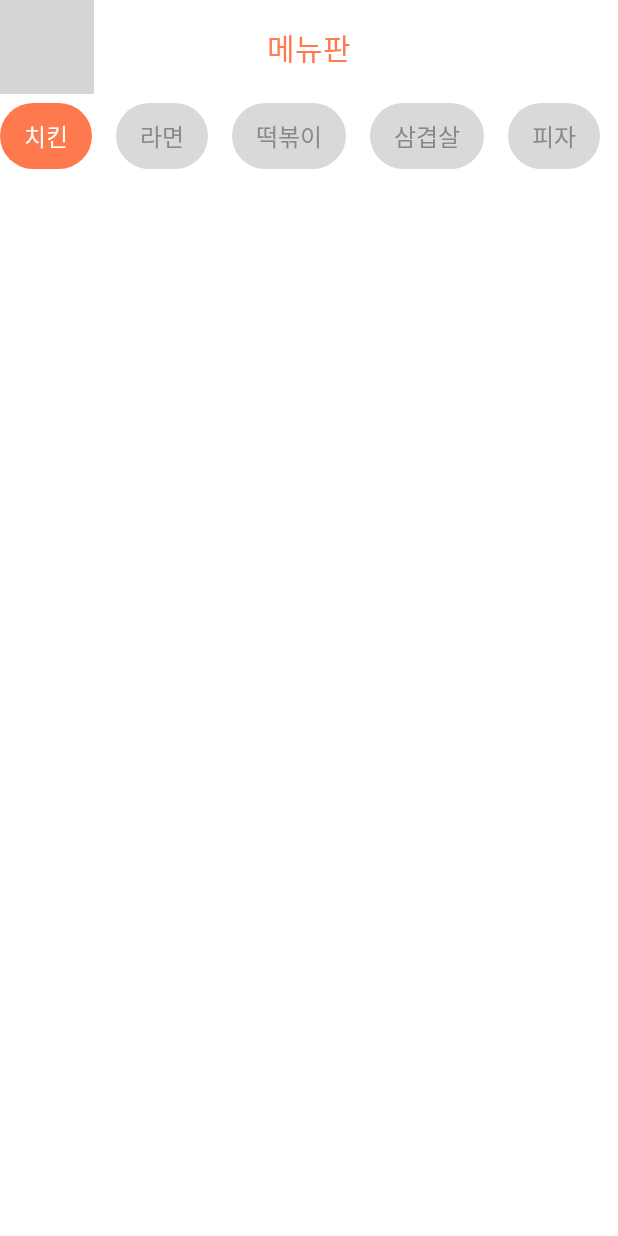
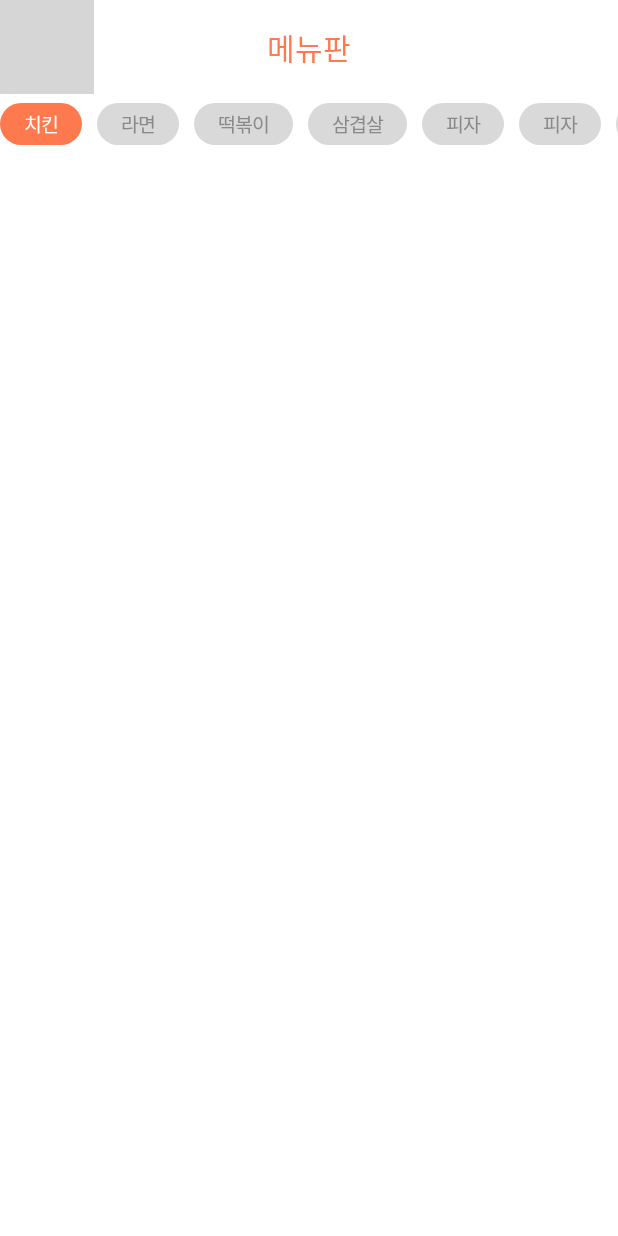
Before and after one commit to G3C1/Aid-Android, an Android app built with Jetpack Compose: the screen it shows after launch (MenuActivity), on a phone screen of 412 x 824 dp. Run offline under Robolectric (Android 15) with nearby library versions, the phone set to English and light mode, and no system bars; our stand-ins replace Dagger/Hilt's generated code; Roboto replaces fonts that are not available here; grey boxes are pictures that could not be loaded.

Commit message:
✨ :: 카테고리 부자연스러운 부분 변경

```diff
--- a/app/src/main/java/com/g3c1/oasis_android/feature_menu/presentation/menu/MenuScreen.kt
+++ b/app/src/main/java/com/g3c1/oasis_android/feature_menu/presentation/menu/MenuScreen.kt
@@ -15,6 +15,7 @@ import androidx.compose.ui.draw.clip
 import androidx.compose.ui.graphics.Color
 import androidx.compose.ui.semantics.Role
 import androidx.compose.ui.text.font.FontWeight
+import androidx.compose.ui.text.style.TextAlign
 import androidx.compose.ui.tooling.preview.Preview
 import androidx.compose.ui.unit.dp
 import androidx.compose.ui.unit.sp
@@ -46,14 +47,14 @@ fun MenuScreen() {
             MenuDTO(id = 6, category = "피자", foodList = listOf()),
             MenuDTO(id = 7, category = "피자", foodList = listOf())
         )
-        LazyRow(horizontalArrangement = Arrangement.spacedBy(16.dp)) {
+        LazyRow(horizontalArrangement = Arrangement.spacedBy(10.dp)) {
             items(seatDataList.size) { index ->
 
                 val color = if (isSelectedItem(seatDataList[index].id)) Orange else Gray
                 val textColor = if (isSelectedItem(seatDataList[index].id)) Color.White else Gray2
                 Row(
                     Modifier
-                        .height(56.dp)
+                        .height(40.dp)
                         .selectable(
                             selected = isSelectedItem(seatDataList[index].id),
                             onClick = { onChangeState(seatDataList[index].id); },
@@ -73,9 +74,10 @@ fun MenuScreen() {
                     Text(
                         text = seatDataList[index].category,
                         color = textColor,
-                        fontSize = 16.sp,
+                        fontSize = 13.sp,
                         fontFamily = Font.pretendard,
-                        fontWeight = FontWeight.SemiBold
+                        fontWeight = FontWeight.SemiBold,
+                        textAlign = TextAlign.Center
                     )
                     Spacer(modifier = Modifier.width(16.dp))
 
```
